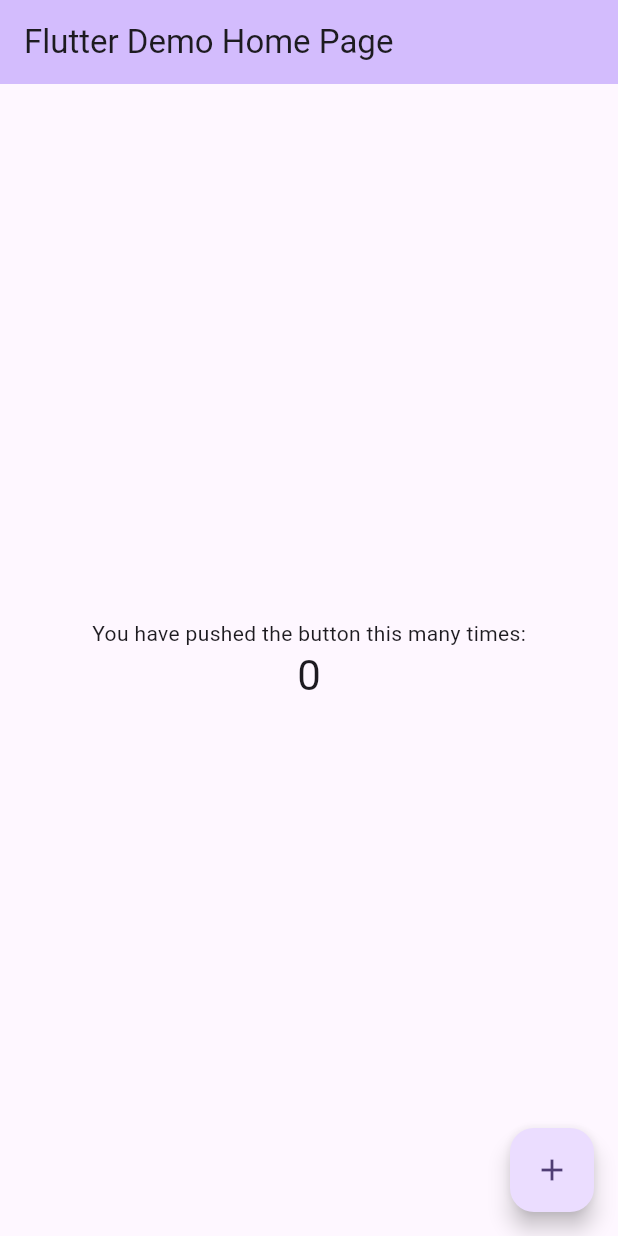
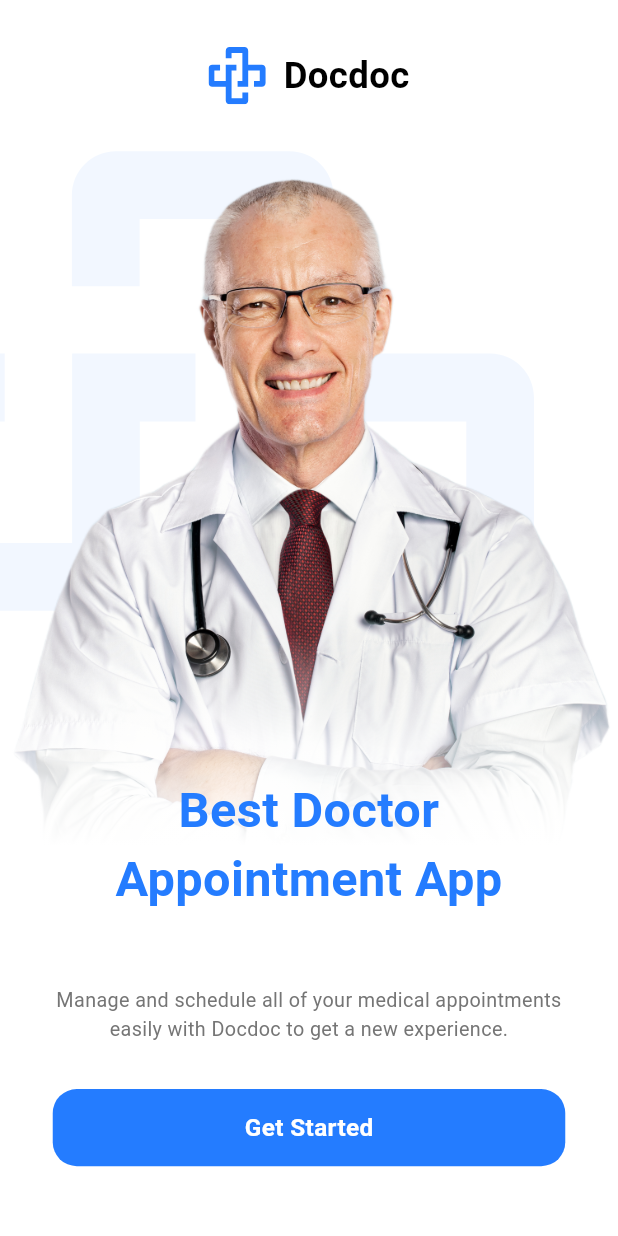
Before and after one commit to KhaledHAnter/Docdoc_app, a Flutter app: the screen it shows after launch, on a phone screen of 412 x 824 dp. Run offline on Flutter 3.47's test engine with Material 3 defaults, Android fonts, the phone set to English and light mode, and no system bars; our stand-ins replace flutter_screenutil, flutter_svg.

Commit message:
added images for assets added flutter svg & screen_utills add onboarding screen

```diff
--- /dev/null
+++ b/lib/core/helpers/assets.dart
@@ -0,0 +1,16 @@
+// ignore_for_file: prefer_single_quotes
+class Assets {
+  Assets._();
+
+  /// Assets for imagesDoctor
+  /// assets/images/doctor.png
+  static const String imagesDoctor = "assets/images/doctor.png";
+
+  /// Assets for imagesLogo
+  /// assets/images/logo.svg
+  static const String imagesLogo = "assets/images/logo.svg";
+
+  /// Assets for imagesOnboardingLogo
+  /// assets/images/onboardingLogo.svg
+  static const String imagesOnboardingLogo = "assets/images/onboardingLogo.svg";
+}
--- /dev/null
+++ b/lib/core/helpers/extentions.dart
@@ -0,0 +1,21 @@
+import 'package:flutter/material.dart';
+import 'package:flutter/widgets.dart';
+
+extension Navigation on BuildContext {
+  Future<dynamic> pushNamed(String routeName, {Object? arguments}) {
+    return Navigator.of(this).pushNamed(routeName, arguments: arguments);
+  }
+
+  Future<dynamic> pushReplacementNamed(String routeName, {Object? arguments}) {
+    return Navigator.of(this)
+        .pushReplacementNamed(routeName, arguments: arguments);
+  }
+
+  Future<dynamic> pushNamedAndRemoveUntil(String routeName,
+      {Object? arguments, required RoutePredicate predicate}) {
+    return Navigator.of(this)
+        .pushNamedAndRemoveUntil(routeName, predicate, arguments: arguments);
+  }
+
+  void pop() => Navigator.of(this).pop;
+}
--- /dev/null
+++ b/lib/core/routing/app_router.dart
@@ -0,0 +1,29 @@
+import 'package:flutter/material.dart';
+import 'package:omar_ahmed_app/core/routing/routes.dart';
+import 'package:omar_ahmed_app/features/login/ui/login_view.dart';
+import 'package:omar_ahmed_app/features/onboarding/ui/onboarding_view.dart';
+
+class AppRouter {
+  Route generateRoute(RouteSettings settings) {
+    // this arguments to be passed in any screen like this (arguments: arguments as ClassName)
+    final arrguments = settings.arguments;
+
+    switch (settings.name) {
+      case Routes.onBoardingView:
+        return MaterialPageRoute(
+          builder: (_) => const OnboardingView(),
+        );
+      case Routes.loginView:
+        return MaterialPageRoute(
+          builder: (_) => const LoginView(),
+        );
+      default:
+        return MaterialPageRoute(
+            builder: (_) => Scaffold(
+                  body: Center(
+                    child: Text("No route defined for ${settings.name}"),
+                  ),
+                ));
+    }
+  }
+}
--- /dev/null
+++ b/lib/core/routing/routes.dart
@@ -0,0 +1,5 @@
+class Routes {
+  static const String onBoardingView = '/onboardingView';
+  static const String loginView = '/loginView';
+  static const String homeView = '/homeView';
+}
--- /dev/null
+++ b/lib/core/theming/colors.dart
@@ -0,0 +1,6 @@
+import 'package:flutter/material.dart';
+
+class ColorsManager {
+  static const Color mainBlue = Color(0xFF247CFF);
+  static const Color gray = Color(0xFF757575);
+}
--- /dev/null
+++ b/lib/core/theming/styles.dart
@@ -0,0 +1,26 @@
+import 'package:flutter/material.dart';
+import 'package:flutter_screenutil/flutter_screenutil.dart';
+import 'package:omar_ahmed_app/core/theming/colors.dart';
+
+class Styles {
+  static TextStyle bold24 = TextStyle(
+    fontSize: 24.sp,
+    fontWeight: FontWeight.bold,
+    color: Colors.black,
+  );
+  static TextStyle bold32 = TextStyle(
+    fontSize: 32.sp,
+    fontWeight: FontWeight.bold,
+    color: ColorsManager.mainBlue,
+  );
+  static TextStyle regular13 = TextStyle(
+    fontSize: 13.sp,
+    fontWeight: FontWeight.w400,
+    color: ColorsManager.gray,
+  );
+  static TextStyle semiBold16 = TextStyle(
+    fontSize: 16.sp,
+    fontWeight: FontWeight.w600,
+    color: Colors.white,
+  );
+}
--- /dev/null
+++ b/lib/core/widgets/app_button.dart
@@ -0,0 +1,31 @@
+import 'package:flutter/material.dart';
+import 'package:flutter_screenutil/flutter_screenutil.dart';
+import 'package:omar_ahmed_app/core/theming/colors.dart';
+import 'package:omar_ahmed_app/core/theming/styles.dart';
+
+class AppButton extends StatelessWidget {
+  const AppButton({super.key, required this.title, this.onTap});
+
+  final String title;
+  final void Function()? onTap;
+
+  @override
+  Widget build(BuildContext context) {
+    return GestureDetector(
+      onTap: onTap,
+      child: Container(
+        padding: EdgeInsets.all(14.h),
+        decoration: BoxDecoration(
+          borderRadius: BorderRadius.circular(16),
+          color: ColorsManager.mainBlue,
+        ),
+        child: Center(
+          child: Text(
+            title,
+            style: Styles.semiBold16,
+          ),
+        ),
+      ),
+    );
+  }
+}
--- /dev/null
+++ b/lib/doc_app.dart
@@ -0,0 +1,28 @@
+import 'package:flutter/material.dart';
+import 'package:flutter_screenutil/flutter_screenutil.dart';
+import 'package:omar_ahmed_app/core/routing/app_router.dart';
+import 'package:omar_ahmed_app/core/routing/routes.dart';
+import 'package:omar_ahmed_app/core/theming/colors.dart';
+
+class DocApp extends StatelessWidget {
+  final AppRouter appRouter;
+  const DocApp({super.key, required this.appRouter});
+
+  @override
+  Widget build(BuildContext context) {
+    return ScreenUtilInit(
+      designSize: const Size(375, 812),
+      minTextAdapt: true,
+      child: MaterialApp(
+        debugShowCheckedModeBanner: false,
+        title: "Doc Adavanced Flutter",
+        theme: ThemeData(
+          primaryColor: ColorsManager.mainBlue,
+          scaffoldBackgroundColor: Colors.white,
+        ),
+        initialRoute: Routes.onBoardingView,
+        onGenerateRoute: appRouter.generateRoute,
+      ),
+    );
+  }
+}
--- /dev/null
+++ b/lib/features/login/ui/login_view.dart
@@ -0,0 +1,17 @@
+import 'package:flutter/material.dart';
+
+class LoginView extends StatelessWidget {
+  const LoginView({super.key});
+
+  @override
+  Widget build(BuildContext context) {
+    return Scaffold(
+      appBar: AppBar(
+        title: const Text("Login View"),
+      ),
+      body: const Center(
+        child: Text("Login View"),
+      ),
+    );
+  }
+}
--- /dev/null
+++ b/lib/features/onboarding/ui/onboarding_view.dart
@@ -0,0 +1,54 @@
+import 'package:flutter/material.dart';
+import 'package:flutter_screenutil/flutter_screenutil.dart';
+import 'package:omar_ahmed_app/core/helpers/extentions.dart';
+import 'package:omar_ahmed_app/core/routing/routes.dart';
+import 'package:omar_ahmed_app/core/theming/styles.dart';
+import 'package:omar_ahmed_app/core/widgets/app_button.dart';
+import 'package:omar_ahmed_app/features/onboarding/ui/widgets/doc_logo_and_name.dart';
+import 'package:omar_ahmed_app/features/onboarding/ui/widgets/doctor_image_and_text.dart';
+
+class OnboardingView extends StatelessWidget {
+  const OnboardingView({super.key});
+
+  @override
+  Widget build(BuildContext context) {
+    return Scaffold(
+      body: SafeArea(
+        child: SingleChildScrollView(
+          child: Padding(
+            padding: EdgeInsets.only(top: 30.h, bottom: 30.h),
+            child: Column(
+              children: <Widget>[
+                const DocLogoAndName(),
+                SizedBox(height: 30.h),
+                const DoctorImageAndText(),
+                SizedBox(height: 18.h),
+                Column(
+                  children: <Widget>[
+                    Padding(
+                      padding: EdgeInsets.symmetric(horizontal: 32.w),
+                      child: Text(
+                        "Manage and schedule all of your medical appointments easily with Docdoc to get a new experience.",
+                        textAlign: TextAlign.center,
+                        style: Styles.regular13,
+                      ),
+                    ),
+                    SizedBox(height: 30.h),
+                    Padding(
+                      padding: EdgeInsets.symmetric(horizontal: 32.w),
+                      child: AppButton(
+                        title: 'Get Started',
+                        onTap: () =>
+                            context.pushReplacementNamed(Routes.loginView),
+                      ),
+                    )
+                  ],
+                )
+              ],
+            ),
+          ),
+        ),
+      ),
+    );
+  }
+}
--- /dev/null
+++ b/lib/features/onboarding/ui/widgets/doc_logo_and_name.dart
@@ -0,0 +1,24 @@
+import 'package:flutter/material.dart';
+import 'package:flutter_screenutil/flutter_screenutil.dart';
+import 'package:flutter_svg/flutter_svg.dart';
+import 'package:omar_ahmed_app/core/helpers/assets.dart';
+import 'package:omar_ahmed_app/core/theming/styles.dart';
+
+class DocLogoAndName extends StatelessWidget {
+  const DocLogoAndName({super.key});
+
+  @override
+  Widget build(BuildContext context) {
+    return Row(
+      mainAxisAlignment: MainAxisAlignment.center,
+      children: <Widget>[
+        SvgPicture.asset(Assets.imagesLogo),
+        SizedBox(width: 10.w),
+        Text(
+          "Docdoc",
+          style: Styles.bold24,
+        ),
+      ],
+    );
+  }
+}
--- /dev/null
+++ b/lib/features/onboarding/ui/widgets/doctor_image_and_text.dart
@@ -0,0 +1,44 @@
+import 'package:flutter/material.dart';
+import 'package:flutter_svg/flutter_svg.dart';
+import 'package:omar_ahmed_app/core/helpers/assets.dart';
+import 'package:omar_ahmed_app/core/theming/styles.dart';
+
+class DoctorImageAndText extends StatelessWidget {
+  const DoctorImageAndText({super.key});
+
+  @override
+  Widget build(BuildContext context) {
+    return Stack(
+      children: [
+        SvgPicture.asset(Assets.imagesOnboardingLogo),
+        Container(
+          foregroundDecoration: BoxDecoration(
+            gradient: LinearGradient(
+              colors: [
+                Colors.white,
+                Colors.white.withOpacity(0.0),
+              ],
+              begin: Alignment.bottomCenter,
+              end: Alignment.topCenter,
+              stops: const [0.14, 0.4],
+            ),
+          ),
+          child: Image.asset(Assets.imagesDoctor),
+        ),
+        Positioned(
+          bottom: 30,
+          left: 0,
+          right: 0,
+          child: Padding(
+            padding: const EdgeInsets.symmetric(horizontal: 16),
+            child: Text(
+              "Best Doctor\nAppointment App",
+              textAlign: TextAlign.center,
+              style: Styles.bold32,
+            ),
+          ),
+        ),
+      ],
+    );
+  }
+}
--- a/lib/main.dart
+++ b/lib/main.dart
@@ -1,111 +1,9 @@
 import 'package:flutter/material.dart';
+import 'package:omar_ahmed_app/core/routing/app_router.dart';
+import 'package:omar_ahmed_app/doc_app.dart';
 
 void main() {
-  runApp(const MyApp());
+  runApp(DocApp(
+    appRouter: AppRouter(),
+  ));
 }
-
-class MyApp extends StatelessWidget {
-  const MyApp({super.key});
-
-  // This widget is the root of your application.
-  @override
-  Widget build(BuildContext context) {
-    return MaterialApp(
-      debugShowCheckedModeBanner: false,
-      title: 'Advanced App',
-      theme: ThemeData(
-        colorScheme: ColorScheme.fromSeed(seedColor: Colors.deepPurple),
-        useMaterial3: true,
-      ),
-      home: const MyHomePage(title: 'Flutter Demo Home Page'),
-    );
-  }
-}
-
-class MyHomePage extends StatefulWidget {
-  const MyHomePage({super.key, required this.title});
-
-  // This widget is the home page of your application. It is stateful, meaning
-  // that it has a State object (defined below) that contains fields that affect
-  // how it looks.
-
-  // This class is the configuration for the state. It holds the values (in this
-  // case the title) provided by the parent (in this case the App widget) and
-  // used by the build method of the State. Fields in a Widget subclass are
-  // always marked "final".
-
-  final String title;
-
-  @override
-  State<MyHomePage> createState() => _MyHomePageState();
-}
-
-class _MyHomePageState extends State<MyHomePage> {
-  int _counter = 0;
-
-  void _incrementCounter() {
-    setState(() {
-      // This call to setState tells the Flutter framework that something has
-      // changed in this State, which causes it to rerun the build method below
-      // so that the display can reflect the updated values. If we changed
-      // _counter without calling setState(), then the build method would not be
-      // called again, and so nothing would appear to happen.
-      _counter++;
-    });
-  }
-
-  @override
-  Widget build(BuildContext context) {
-    // This method is rerun every time setState is called, for instance as done
-    // by the _incrementCounter method above.
-    //
-    // The Flutter framework has been optimized to make rerunning build methods
-    // fast, so that you can just rebuild anything that needs updating rather
-    // than having to individually change instances of widgets.
-    return Scaffold(
-      appBar: AppBar(
-        // TRY THIS: Try changing the color here to a specific color (to
-        // Colors.amber, perhaps?) and trigger a hot reload to see the AppBar
-        // change color while the other colors stay the same.
-        backgroundColor: Theme.of(context).colorScheme.inversePrimary,
-        // Here we take the value from the MyHomePage object that was created by
-        // the App.build method, and use it to set our appbar title.
-        title: Text(widget.title),
-      ),
-      body: Center(
-        // Center is a layout widget. It takes a single child and positions it
-        // in the middle of the parent.
-        child: Column(
-          // Column is also a layout widget. It takes a list of children and
-          // arranges them vertically. By default, it sizes itself to fit its
-          // children horizontally, and tries to be as tall as its parent.
-          //
-          // Column has various properties to control how it sizes itself and
-          // how it positions its children. Here we use mainAxisAlignment to
-          // center the children vertically; the main axis here is the vertical
-          // axis because Columns are vertical (the cross axis would be
-          // horizontal).
-          //
-          // TRY THIS: Invoke "debug painting" (choose the "Toggle Debug Paint"
-          // action in the IDE, or press "p" in the console), to see the
-          // wireframe for each widget.
-          mainAxisAlignment: MainAxisAlignment.center,
-          children: <Widget>[
-            const Text(
-              'You have pushed the button this many times:',
-            ),
-            Text(
-              '$_counter',
-              style: Theme.of(context).textTheme.headlineMedium,
-            ),
-          ],
-        ),
-      ),
-      floatingActionButton: FloatingActionButton(
-        onPressed: _incrementCounter,
-        tooltip: 'Increment',
-        child: const Icon(Icons.add),
-      ), // This trailing comma makes auto-formatting nicer for build methods.
-    );
-  }
-}
```
Also changed, not shown: pubspec.yaml (+12 -2 lines), assets/images/doctor.png (added), assets/images/logo.svg (added), assets/images/onboardingLogo.svg (added), pubspec.lock, 1 other file.
